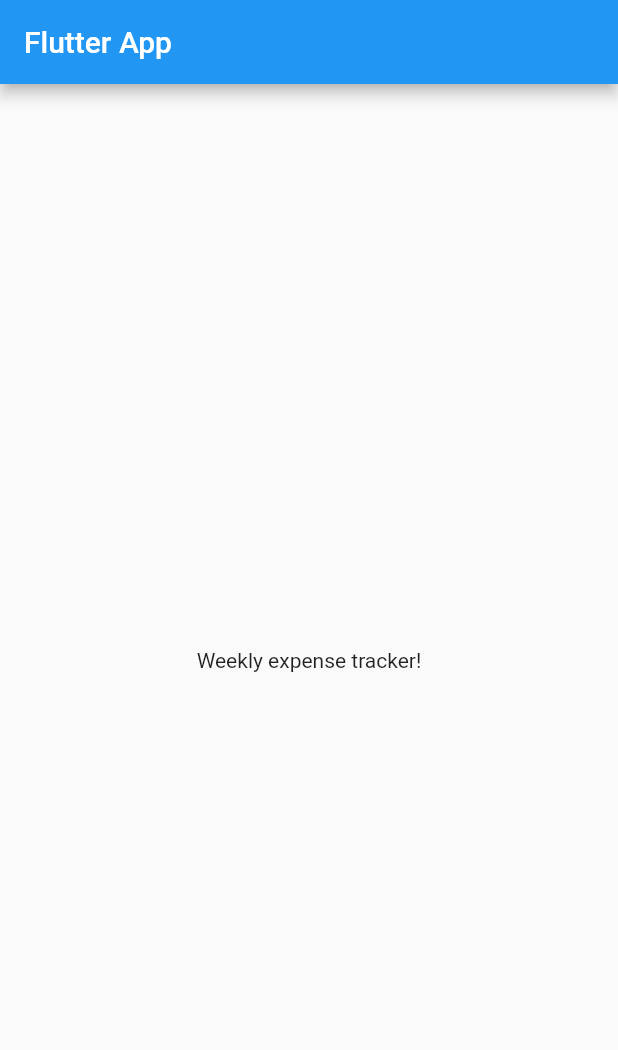
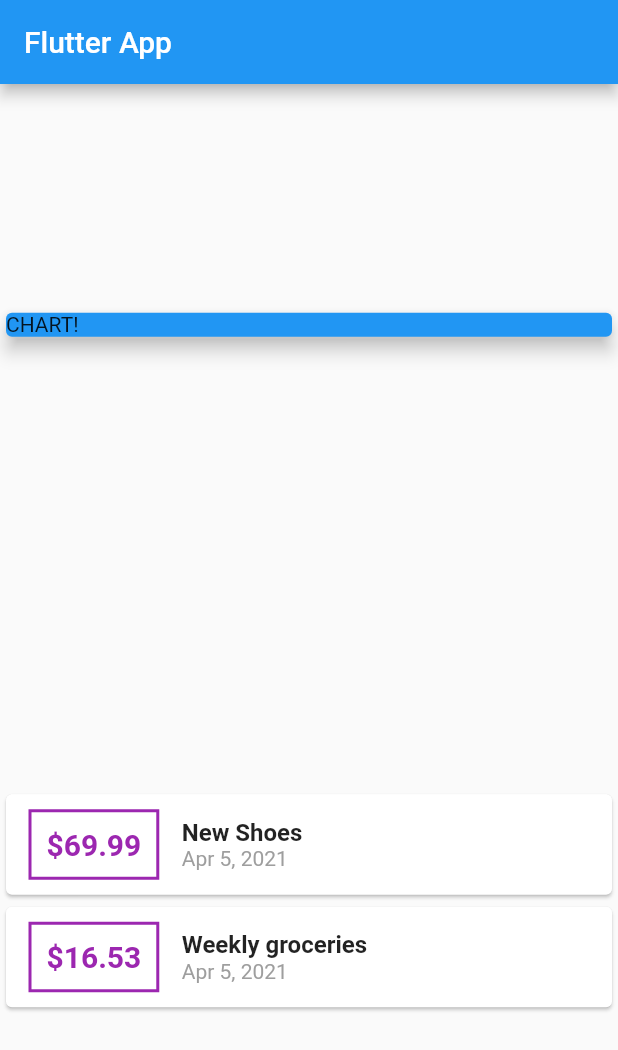
Before and after one commit to Mark-DSouza/WeeklyExpenseTracker, a Flutter app: the screen it shows after launch, on a phone screen of 412 x 824 dp. Shown: the top 1050 px of the screen. Run offline on Flutter 3.47's test engine with Material 2 defaults, Android fonts, the phone set to English and light mode, and no system bars.

Commit message:
Commit styled Transaction Items

```diff
--- a/lib/main.dart
+++ b/lib/main.dart
@@ -1,4 +1,7 @@
 import 'package:flutter/material.dart';
+import 'package:intl/intl.dart';
+
+import './transaction.dart';
 
 void main() {
   runApp(MyApp());
@@ -14,15 +17,95 @@
   }
 }
 
+// Hitomi Tantannaka
 class MyHomePage extends StatelessWidget {
+  final List<Transaction> transactions = [
+    Transaction(
+      id: 't1',
+      title: 'New Shoes',
+      amount: 69.99,
+      date: DateTime.now(),
+    ),
+    Transaction(
+      id: 't2',
+      title: 'Weekly groceries',
+      amount: 16.53,
+      date: DateTime.now(),
+    ),
+  ];
   @override
   Widget build(BuildContext context) {
     return Scaffold(
-        appBar: AppBar(
-          title: Text('Flutter App'),
-        ),
-        body: Center(
-          child: Text('Weekly expense tracker!'),
-        ));
+      appBar: AppBar(
+        title: Text('Flutter App'),
+      ),
+      body: Column(
+        mainAxisAlignment: MainAxisAlignment.spaceAround,
+        crossAxisAlignment: CrossAxisAlignment.stretch,
+        children: [
+          Container(
+            width: double.infinity,
+            child: Card(
+              color: Colors.blue,
+              child: Text(
+                'CHART!',
+              ),
+              elevation: 5,
+            ),
+          ),
+          Column(
+            children: [
+              ...transactions.map((tx) {
+                return Card(
+                  child: Row(
+                    children: [
+                      Container(
+                        padding: EdgeInsets.all(10),
+                        margin: EdgeInsets.symmetric(
+                          vertical: 10,
+                          horizontal: 15,
+                        ),
+                        decoration: BoxDecoration(
+                          border: Border.all(
+                            color: Colors.purple,
+                            width: 2,
+                          ),
+                        ),
+                        child: Text(
+                          '\$${tx.amount}',
+                          style: TextStyle(
+                            color: Colors.purple,
+                            fontWeight: FontWeight.bold,
+                            fontSize: 20,
+                          ),
+                        ),
+                      ),
+                      Column(
+                        crossAxisAlignment: CrossAxisAlignment.start,
+                        children: [
+                          Text(
+                            tx.title,
+                            style: TextStyle(
+                              fontSize: 16,
+                              fontWeight: FontWeight.bold,
+                            ),
+                          ),
+                          Text(
+                            DateFormat.yMMMd().format(tx.date),
+                            style: TextStyle(
+                              color: Colors.grey,
+                            ),
+                          ),
+                        ],
+                      ),
+                    ],
+                  ),
+                );
+              })
+            ],
+          ),
+        ],
+      ),
+    );
   }
 }
--- /dev/null
+++ b/lib/transaction.dart
@@ -0,0 +1,15 @@
+import 'package:flutter/foundation.dart';
+
+class Transaction {
+  final String id;
+  final String title;
+  final double amount;
+  final DateTime date;
+
+  Transaction({
+    @required this.id,
+    @required this.title,
+    @required this.amount,
+    @required this.date,
+  });
+}
--- a/pubspec.yaml
+++ b/pubspec.yaml
@@ -23,6 +23,7 @@
 dependencies:
   flutter:
     sdk: flutter
+  intl: ^0.17.0
 
 
   # The following adds the Cupertino Icons font to your application.
```
Also changed, not shown: pubspec.lock.
